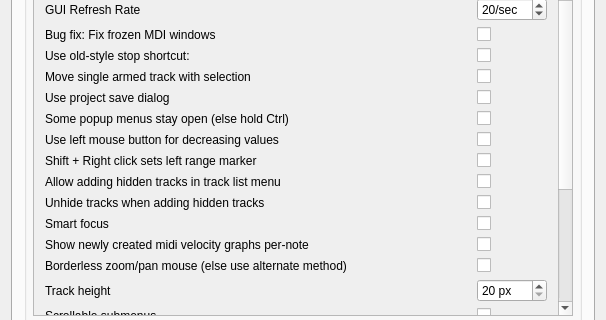
Above: muse3/muse/components/gensetbase.ui from emrum/muse before the change; both pictures show x 0 to 606 and y 88 to 408 of the 606 by 562 pixel window. Below: the same form after it.
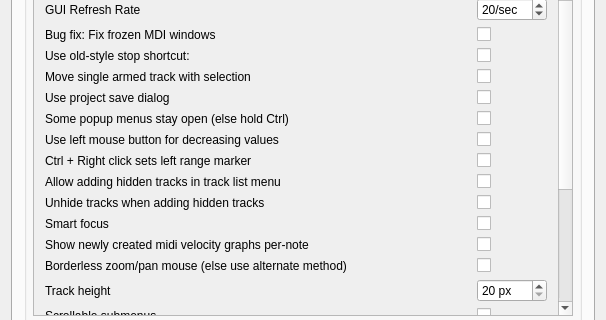
That is the form after the change. The open tabs and pages were chosen to show the change.

Commit message: Fix fluidsynth fluid_synth_error() deprecated in 2.0.2

Diff of the .ui file:
```diff
--- a/muse3/muse/components/gensetbase.ui
+++ b/muse3/muse/components/gensetbase.ui
@@ -1915,7 +1915,7 @@
               <item row="8" column="0" colspan="2">
                <widget class="QLabel" name="label_3">
                 <property name="text">
-                 <string>Shift + Right click sets left range marker</string>
+                 <string>Ctrl + Right click sets left range marker</string>
                 </property>
                </widget>
               </item>
```
The commit also changes 2 other files.
